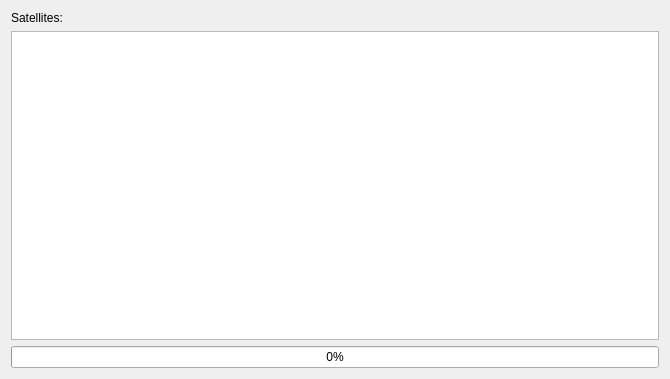
Old version of the form localStationCS/widgetsatellite.ui in the repository Gnoumy/RaspMeteo.
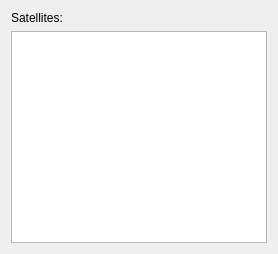
New version of the form.

Commit message: Li changed progressbar as cursor-wait shape

Patch:
```diff
--- a/localStationCS/widgetsatellite.ui
+++ b/localStationCS/widgetsatellite.ui
@@ -6,8 +6,8 @@
    <rect>
     <x>0</x>
     <y>0</y>
-    <width>670</width>
-    <height>379</height>
+    <width>278</width>
+    <height>254</height>
    </rect>
   </property>
   <property name="windowTitle">
@@ -26,13 +26,6 @@
      <item>
       <widget class="QTableWidget" name="tableWidget"/>
      </item>
-     <item>
-      <widget class="QProgressBar" name="progressBar">
-       <property name="value">
-        <number>0</number>
-       </property>
-      </widget>
-     </item>
     </layout>
    </item>
   </layout>
```
The commit also changes 2 other files.
